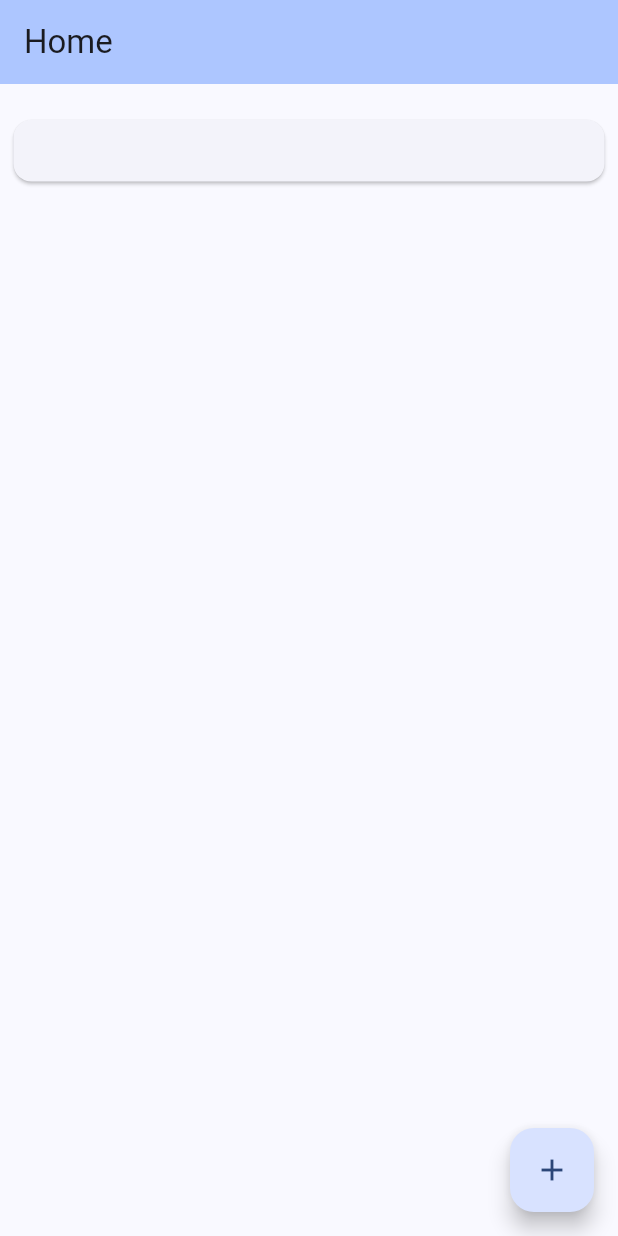
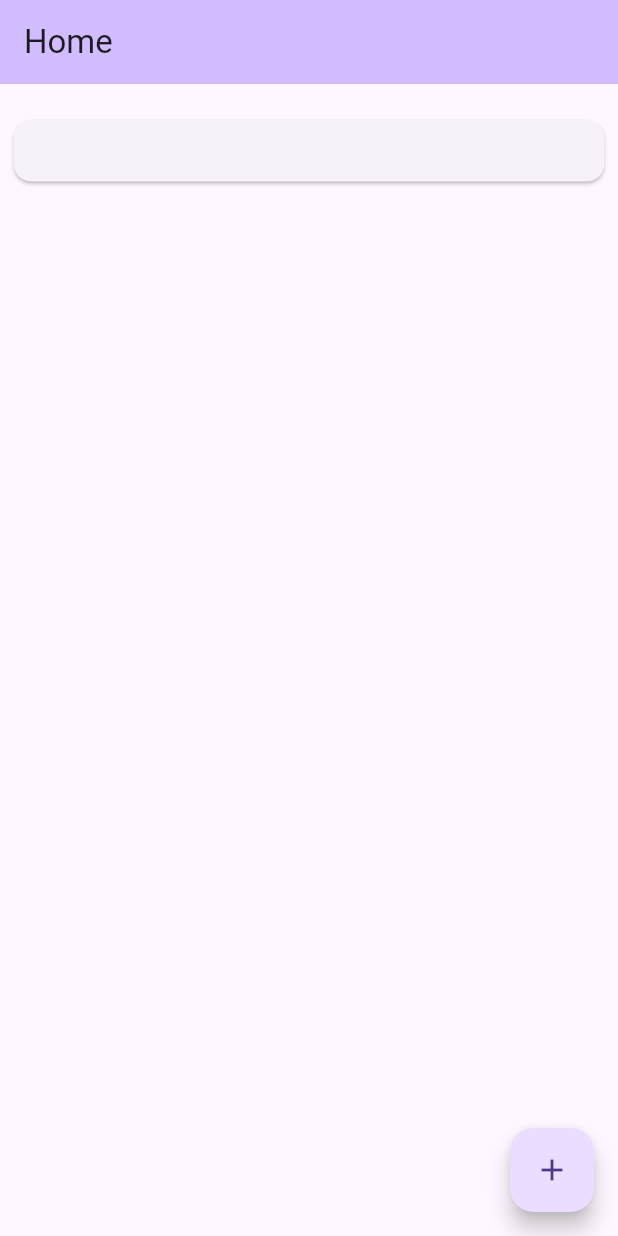
Before and after one commit to r280822a/my_notes, a Flutter app: the screen it shows after launch, after a tap on the "add" icon, on a phone screen of 412 x 824 dp. Run offline on Flutter 3.47's test engine with Material 2 defaults, Android fonts, the phone set to English and light mode, and no system bars.

Commit message:
Removed title, added material3 support, dismisses keyboard when tapping away

```diff
--- a/lib/main.dart
+++ b/lib/main.dart
@@ -12,12 +12,8 @@ class MyApp extends StatelessWidget {
   @override
   Widget build(BuildContext context) {
     return MaterialApp(
-      title: 'Home',
-      theme: ThemeData(
-        colorScheme: ColorScheme.fromSeed(seedColor: Colors.blueAccent),
-        useMaterial3: true,
-      ),
-      home: const Home(title: 'Home'),
+      theme: ThemeData(useMaterial3: true),
+      home: const Home(),
     );
   }
 }
--- a/lib/pages/home.dart
+++ b/lib/pages/home.dart
@@ -1,9 +1,7 @@
 import 'package:flutter/material.dart';
 
 class Home extends StatefulWidget {
-  const Home({super.key, required this.title});
-
-  final String title;
+  const Home({super.key});
 
   @override
   State<Home> createState() => _HomeState();
@@ -14,7 +12,7 @@ class _HomeState extends State<Home> {
 
   void addNote(){
     setState(() {});
-    notes.add(Note());
+    notes.add(const Note());
   }
 
   @override
@@ -22,14 +20,17 @@ class _HomeState extends State<Home> {
     return Scaffold(
       appBar: AppBar(
         backgroundColor: Theme.of(context).colorScheme.inversePrimary,
-        title: Text(widget.title),
+        title: const Text("Home"),
       ),
 
-      body: ListView.builder(
-        itemCount: notes.length,
-        itemBuilder: (_, index) {
-          return notes[index];
-        },
+      body: GestureDetector(
+        onTap: () => FocusScope.of(context).unfocus(),
+        child: ListView.builder(
+          itemCount: notes.length,
+          itemBuilder: (_, index) {
+            return notes[index];
+          },
+        ),
       ),
       floatingActionButton: FloatingActionButton(
         onPressed: addNote,
@@ -42,9 +43,7 @@ class _HomeState extends State<Home> {
 
 
 class Note extends StatelessWidget {
-  final TextEditingController noteText = TextEditingController();
-
-  Note({super.key});
+  const Note({super.key});
 
   @override
   Widget build(BuildContext context) {
@@ -54,11 +53,12 @@ class Note extends StatelessWidget {
         child: Container(
           padding: const EdgeInsets.all(10.0),
           child: EditableText(
-            maxLines: null,
-            backgroundCursorColor: Colors.black,
-            textAlign: TextAlign.start,
             focusNode: FocusNode(),
             controller: TextEditingController(),
+            backgroundCursorColor: Colors.black,
+
+            maxLines: null,
+            textAlign: TextAlign.start,
             style: const TextStyle(
               color: Colors.black,
               fontSize: 18.0,
```
